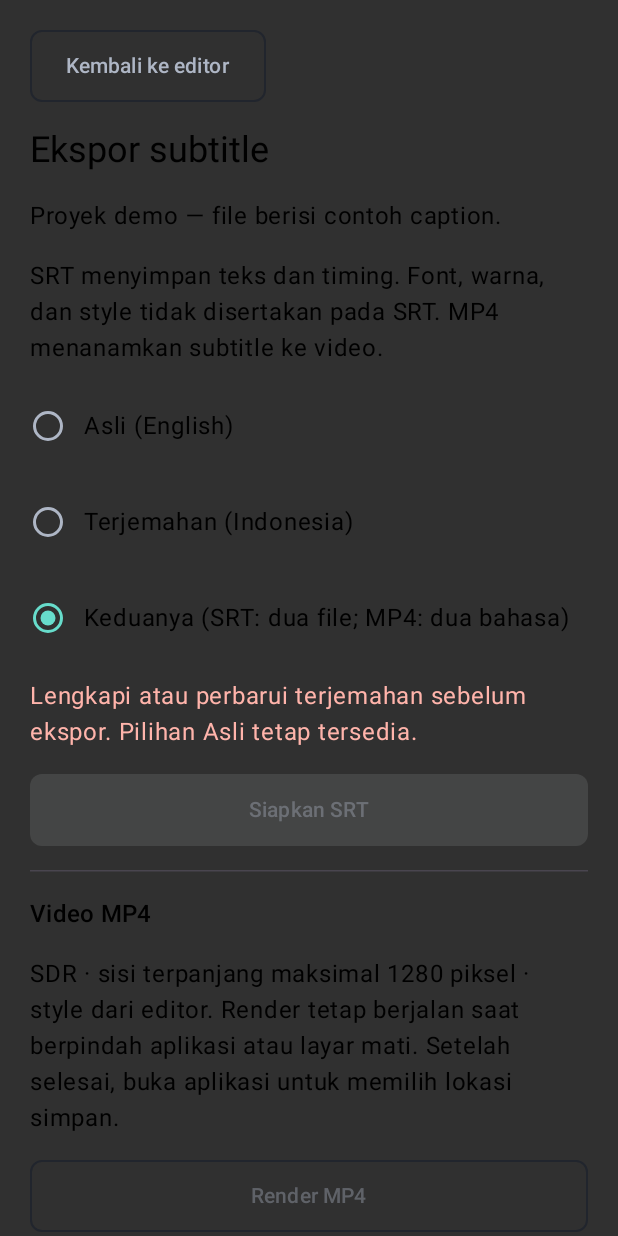
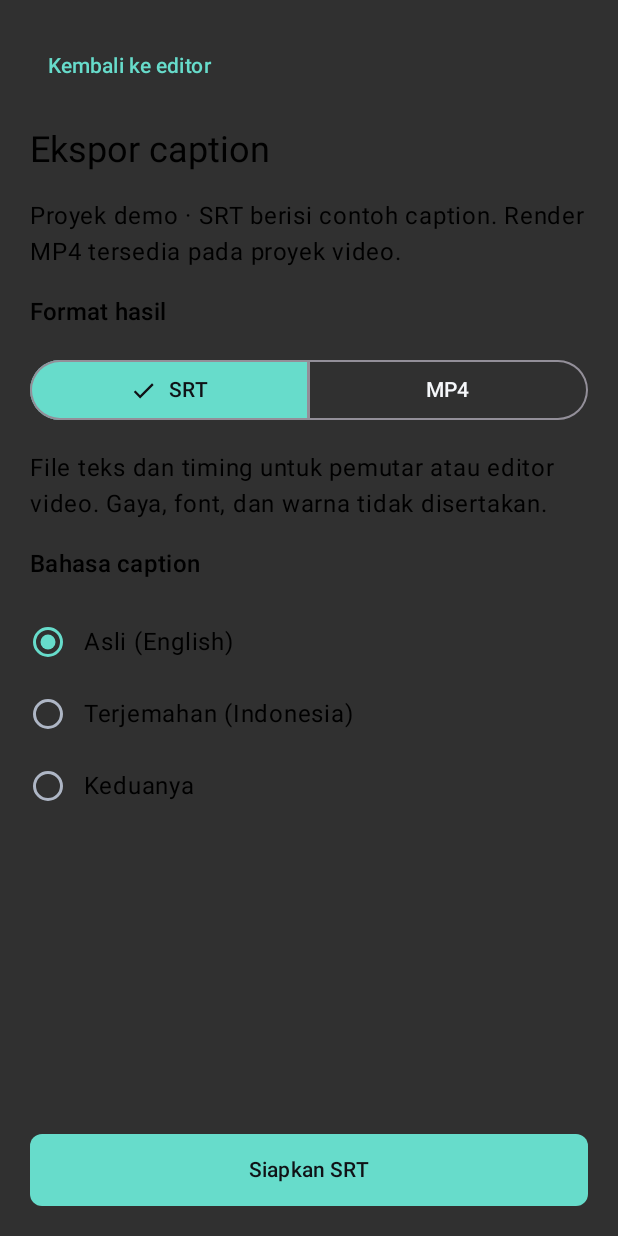
Before and after one commit to ferdilpu-sudo/Subloka, an Android app built with Jetpack Compose: the screen it shows after launch (MainActivity), after a tap on "Ekspor", on a phone screen of 412 x 824 dp. Run offline under Robolectric (Android 15) with nearby library versions, the light colour scheme and no system bars; our stand-ins replace Room's generated code; 1 other tap on this screen came first.

Commit message:
Clarify export format, language and prepare-to-save actions

```diff
--- a/app/build.gradle.kts
+++ b/app/build.gradle.kts
@@ -12,7 +12,7 @@ android {
         minSdk = 26
         targetSdk = 37
         versionCode = providers.environmentVariable("SUBLOKA_VERSION_CODE").orNull?.toInt() ?: 2
-        versionName = "0.6.11-project-setup"
+        versionName = "0.6.12-export-flow"
         testInstrumentationRunner = "androidx.test.runner.AndroidJUnitRunner"
     }
 
--- a/feature/export/src/main/java/app/subloka/feature/export/ExportScreen.kt
+++ b/feature/export/src/main/java/app/subloka/feature/export/ExportScreen.kt
@@ -3,6 +3,7 @@ package app.subloka.feature.export
 import androidx.compose.foundation.layout.*
 import androidx.compose.foundation.rememberScrollState
 import androidx.compose.foundation.selection.selectable
+import androidx.compose.foundation.selection.selectableGroup
 import androidx.compose.foundation.verticalScroll
 import androidx.compose.material3.*
 import androidx.compose.runtime.*
@@ -37,44 +38,76 @@ fun ExportScreen(
     onCancelVideo: () -> Unit,
     modifier: Modifier = Modifier,
 ) {
-    var mode by rememberSaveable { mutableStateOf(SrtExportMode.BOTH) }
+    var mode by rememberSaveable { mutableStateOf(SrtExportMode.SOURCE) }
+    var mp4 by rememberSaveable { mutableStateOf(false) }
+    // Reattached renders must expose their progress and save action immediately.
+    LaunchedEffect(videoRendering, videoReady) {
+        if (videoRendering || videoReady) mp4 = true
+    }
     val translationComplete = segments.isNotEmpty() && segments.all {
         it.translationStatus == TranslationStatus.CURRENT && it.translationText.isNotBlank() &&
             it.translationSourceRevision == it.sourceRevision
     }
-    val locked = busy || pending
+    val locked = busy || pending || videoRendering
     val blocked = mode != SrtExportMode.SOURCE && !translationComplete
-    Column(modifier.fillMaxSize().verticalScroll(rememberScrollState()).padding(20.dp),
-        verticalArrangement = Arrangement.spacedBy(16.dp)) {
-        SecondaryAction("Kembali ke editor", onBack, enabled = !locked)
-        Text("Ekspor subtitle", style = MaterialTheme.typography.headlineSmall)
-        if (demoMode) Text("Proyek demo — file berisi contoh caption.")
-        Text("SRT menyimpan teks dan timing. Font, warna, dan style tidak disertakan pada SRT. MP4 menanamkan subtitle ke video.")
+    val canPrepare = !locked && !blocked && segments.isNotEmpty()
+    Column(modifier.fillMaxSize().padding(20.dp), verticalArrangement = Arrangement.spacedBy(12.dp)) {
+        Column(Modifier.weight(1f).verticalScroll(rememberScrollState()), verticalArrangement = Arrangement.spacedBy(16.dp)) {
+            TextButton(onClick = onBack, enabled = !locked) { Text("Kembali ke editor") }
+            Text("Ekspor caption", style = MaterialTheme.typography.headlineSmall)
+            if (demoMode) Text("Proyek demo · SRT berisi contoh caption. Render MP4 tersedia pada proyek video.")
+            Text("Format hasil", style = MaterialTheme.typography.titleMedium)
+            SingleChoiceSegmentedButtonRow(Modifier.fillMaxWidth()) {
+                SegmentedButton(selected = !mp4, onClick = { mp4 = false }, enabled = !locked,
+                    shape = SegmentedButtonDefaults.itemShape(0, 2)) { Text("SRT") }
+                SegmentedButton(selected = mp4, onClick = { mp4 = true }, enabled = !locked,
+                    shape = SegmentedButtonDefaults.itemShape(1, 2)) { Text("MP4") }
+            }
+            Text(if (mp4) "Video dengan caption tertanam, memakai gaya dari editor."
+                else "File teks dan timing untuk pemutar atau editor video. Gaya, font, dan warna tidak disertakan.")
+            Text("Bahasa caption", style = MaterialTheme.typography.titleMedium)
+            Column(Modifier.selectableGroup()) {
                 ExportRadio("Asli (${sourceLanguage.label})", mode == SrtExportMode.SOURCE, !locked) { mode = SrtExportMode.SOURCE }
                 ExportRadio("Terjemahan (${sourceLanguage.target.label})", mode == SrtExportMode.TRANSLATION, !locked) { mode = SrtExportMode.TRANSLATION }
-        ExportRadio("Keduanya (SRT: dua file; MP4: dua bahasa)", mode == SrtExportMode.BOTH, !locked) { mode = SrtExportMode.BOTH }
-        if (blocked) Text("Lengkapi atau perbarui terjemahan sebelum ekspor. Pilihan Asli tetap tersedia.", color = MaterialTheme.colorScheme.error)
-        PrimaryAction("Siapkan SRT", { onPrepare(mode) }, enabled = !locked && !blocked && segments.isNotEmpty(), modifier = Modifier.fillMaxWidth())
-        HorizontalDivider()
-        Text("Video MP4", style = MaterialTheme.typography.titleMedium)
-        Text("SDR · sisi terpanjang maksimal 1280 piksel · style dari editor. Render tetap berjalan saat berpindah aplikasi atau layar mati. Setelah selesai, buka aplikasi untuk memilih lokasi simpan.")
-        SecondaryAction("Render MP4", { onRender(mode) }, enabled = !demoMode && !locked && !blocked && segments.isNotEmpty(), modifier = Modifier.fillMaxWidth())
+                ExportRadio("Keduanya", mode == SrtExportMode.BOTH, !locked) { mode = SrtExportMode.BOTH }
+            }
+            if (mode == SrtExportMode.BOTH) Text(if (mp4) "Dua bahasa ditampilkan dalam satu video." else "Dua file SRT disiapkan dan disimpan satu per satu.")
+            if (segments.isEmpty()) Text("Belum ada caption. Kembali ke editor untuk membuat caption.", color = MaterialTheme.colorScheme.error)
+            else if (blocked) Text("Lengkapi atau perbarui terjemahan di editor, atau pilih Asli untuk melanjutkan.", color = MaterialTheme.colorScheme.error)
+            if (mp4) {
+                Text("SDR · sisi terpanjang maksimal 1280 piksel. Render tetap berjalan saat berpindah aplikasi atau layar mati.", style = MaterialTheme.typography.bodySmall)
                 if (videoRendering) {
-            Text(videoProgress?.let { "Render $it%" } ?: "Render sedang berjalan…")
-            SecondaryAction("Hentikan render", onCancelVideo)
+                    Text(videoProgress?.let { "Render $it%" } ?: "Render sedang berjalan…", style = MaterialTheme.typography.titleMedium)
+                    LinearProgressIndicator(Modifier.fillMaxWidth())
                 }
                 videoMessage?.let { Text(it) }
-        if (videoReady) SecondaryAction("Simpan MP4 hasil render", onSaveVideo, enabled = !locked, modifier = Modifier.fillMaxWidth())
-        HorizontalDivider()
-        if (busy) LinearProgressIndicator(modifier = Modifier.fillMaxWidth())
+                if (videoReady) {
+                    Text("Hasil render tersedia", style = MaterialTheme.typography.titleMedium)
+                    Text("Tekan Simpan MP4 untuk memilih lokasi. Membatalkan pemilih lokasi tidak menghapus hasil render.")
+                    Text("Pilihan bahasa baru berlaku setelah render ulang. Render ulang mengganti hasil sementara yang belum disimpan.", style = MaterialTheme.typography.bodySmall)
+                    SecondaryAction("Render ulang dengan pilihan ini", { onRender(mode) }, enabled = canPrepare && !demoMode, modifier = Modifier.fillMaxWidth())
+                }
+            } else {
                 message?.let { Text(it) }
                 if (documents.isNotEmpty()) {
-            Text("File yang sudah disiapkan", style = MaterialTheme.typography.titleMedium)
-            Text("Pilih lokasi untuk setiap file. Gunakan penyimpanan perangkat agar tetap offline.")
+                    Text("SRT yang sudah disiapkan", style = MaterialTheme.typography.titleMedium)
+                    Text("Pilih lokasi untuk setiap file. Gunakan penyimpanan perangkat agar tetap offline. Perubahan pilihan bahasa berlaku setelah menyiapkan SRT lagi.")
                     documents.forEachIndexed { index, document ->
-                SecondaryAction(if (index in saved) "Simpan lagi: ${document.name}" else "Simpan: ${document.name}",
+                        Text(document.name, style = MaterialTheme.typography.bodyMedium)
+                        if (index in saved) Text("Tersimpan", style = MaterialTheme.typography.labelMedium)
+                        SecondaryAction(if (index in saved) "Simpan lagi file ${index + 1}" else "Simpan file ${index + 1}",
                             { onSave(index) }, enabled = !locked, modifier = Modifier.fillMaxWidth())
                     }
+                }
+            }
+            if (busy && !videoRendering) LinearProgressIndicator(Modifier.fillMaxWidth())
+            if (pending) Text("Pilih lokasi penyimpanan. Jika dibatalkan, hasil tetap tersedia untuk disimpan lagi.")
+        }
+        when {
+            videoRendering -> SecondaryAction("Hentikan render", onCancelVideo, modifier = Modifier.fillMaxWidth())
+            mp4 && videoReady -> PrimaryAction("Simpan MP4", onSaveVideo, enabled = !locked, modifier = Modifier.fillMaxWidth())
+            mp4 -> PrimaryAction("Render MP4", { onRender(mode) }, enabled = canPrepare && !demoMode, modifier = Modifier.fillMaxWidth())
+            else -> PrimaryAction(if (documents.isEmpty()) "Siapkan SRT" else "Siapkan SRT lagi", { onPrepare(mode) }, enabled = canPrepare, modifier = Modifier.fillMaxWidth())
         }
     }
 }
```
Also changed, not shown: 3 other files. Lines whose indentation alone changed are shown as unchanged.
